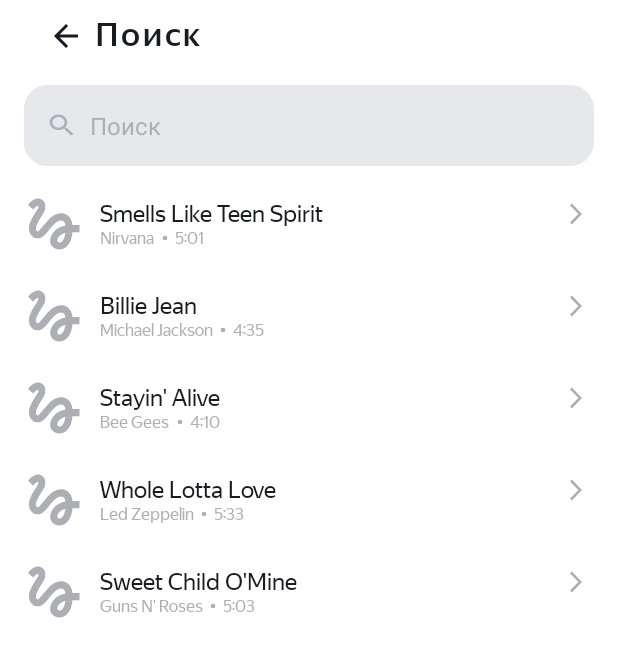
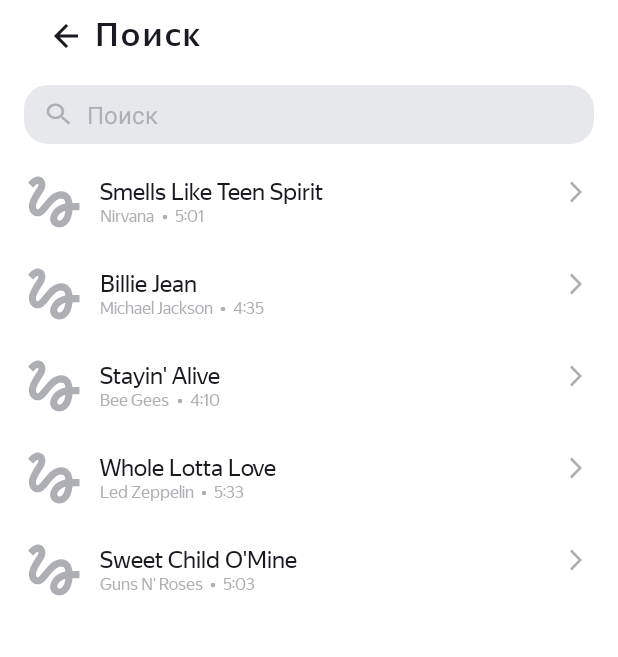
Before and after one commit to akimoxy/PlaylistMaker, an Android app: the SearchActivity screen opened directly, with no data from a screen before it, on a phone screen of 412 x 824 dp. Shown: the top 657 px of the screen. Run offline under Robolectric (Android 15) with nearby library versions, the phone set to English and light mode, and no system bars.

Commit message:
спринт 10(2сдача)

```diff
--- a/app/src/main/java/com/example/playlistmaker/SearchViewHolder.kt
+++ b/app/src/main/java/com/example/playlistmaker/SearchViewHolder.kt
@@ -13,6 +13,7 @@ class SearchViewHolder(view: View) : RecyclerView.ViewHolder(view) {
     private val trackNameView: TextView = itemView.findViewById(R.id.track_name)
     private val trackTimeView: TextView = itemView.findViewById(R.id.track_time)
     private val artworkUrlView: ImageView = itemView.findViewById(R.id.track_image_url)
+
     fun bind(item: Track) {
         trackNameView.text = item.trackName
         artistNameView.text = item.artistName
@@ -25,9 +26,8 @@ class SearchViewHolder(view: View) : RecyclerView.ViewHolder(view) {
             .into(artworkUrlView)
     }
 }
+
 private fun dpToPx(view: View, dp: Float): Int {
     val displayMetrics = view.resources.displayMetrics
     return TypedValue.applyDimension(TypedValue.COMPLEX_UNIT_DIP, dp, displayMetrics).toInt()
 }
-
-//В классе ViewHolder есть метод bind(), в который передаётся объект типа Track
--- a/app/src/main/java/com/example/playlistmaker/Track.kt
+++ b/app/src/main/java/com/example/playlistmaker/Track.kt
@@ -1,11 +1,8 @@
 package com.example.playlistmaker
 
-class Track(
+data class Track(
     var trackName: String,
     var artistName: String,
     var trackTime: String,
     var artworkUrlll: String
-) {
-
-
-}
+)
--- a/app/src/main/java/com/example/playlistmaker/TrackAdapter.kt
+++ b/app/src/main/java/com/example/playlistmaker/TrackAdapter.kt
@@ -21,7 +21,4 @@ class TrackAdapter(
         return arrayOfTrack.size
     }
 
-    // fun setList(list: ArrayList<Track>) {
-    //     arrayOfTrack = list
-    //  }
 }
--- a/app/src/main/res/layout/activity_mediateka.xml
+++ b/app/src/main/res/layout/activity_mediateka.xml
@@ -5,5 +5,4 @@
     android:layout_width="match_parent"
     android:layout_height="match_parent"
     tools:context=".MediatekaActivity">
-
 </androidx.constraintlayout.widget.ConstraintLayout>
--- a/app/src/main/res/layout/activity_search.xml
+++ b/app/src/main/res/layout/activity_search.xml
@@ -52,7 +52,10 @@
             style="@style/search_line"
             android:layout_width="match_parent"
             android:layout_height="match_parent"
+            android:layout_marginStart="@dimen/dp14"
+            android:layout_marginTop="@dimen/dp8.5"
             android:layout_marginEnd="@dimen/dp40"
+            android:layout_marginBottom="@dimen/dp8.5"
             android:autofillHints=""
             android:background="@drawable/rounded_edit_text"
             android:drawableStart="@drawable/search_icon_light"
@@ -61,16 +64,15 @@
             android:hint="@string/search"
             android:inputType="text"
             android:maxLines="1"
-            android:padding="@dimen/padding16"
             android:textColor="@color/text_black_search"
             android:textCursorDrawable="@drawable/text_cursor"
             android:textSize="@dimen/mini_text_size16"
             app:cornerRadius="@dimen/dp16"
-            tools:ignore="LabelFor,TextContrastCheck,VisualLintTextFieldSize" />
+            tools:ignore="LabelFor,TextContrastCheck,VisualLintTextFieldSize,TouchTargetSizeCheck" />
 
         <Button
+            android:id="@+id/clear_icon_search"
             style="@style/search_line"
-            android:id="@+id/clear_icon_search"
             android:layout_width="wrap_content"
             android:layout_height="wrap_content"
             android:layout_gravity="end|center_vertical"
@@ -87,11 +89,7 @@
         android:layout_width="match_parent"
         android:layout_height="match_parent"
         android:orientation="vertical"
-        tools:listitem="@layout/track_item"
         tools:itemCount="5"
-        >
-
-
-
+        tools:listitem="@layout/track_item">
     </androidx.recyclerview.widget.RecyclerView>
 </LinearLayout>
--- a/app/src/main/res/layout/track_item.xml
+++ b/app/src/main/res/layout/track_item.xml
@@ -1,15 +1,8 @@
 <?xml version="1.0" encoding="utf-8"?>
-<FrameLayout xmlns:android="http://schemas.android.com/apk/res/android"
-
+<androidx.constraintlayout.widget.ConstraintLayout xmlns:android="http://schemas.android.com/apk/res/android"
     xmlns:app="http://schemas.android.com/apk/res-auto"
     xmlns:tools="http://schemas.android.com/tools"
     android:id="@+id/track_layout"
-    android:layout_width="match_parent"
-    android:layout_height="wrap_content"
-    android:orientation="horizontal"
-    tools:context=".SearchActivity">
-
-    <androidx.constraintlayout.widget.ConstraintLayout
     android:layout_width="match_parent"
     android:layout_height="wrap_content">
 
@@ -46,8 +39,10 @@
         android:layout_width="wrap_content"
         android:layout_height="wrap_content"
         android:layout_marginStart="@dimen/dp8"
+        android:layout_marginBottom="@dimen/dp14"
         android:fontFamily="@font/ys_display_regular"
         app:layout_constraintLeft_toRightOf="@id/track_image_url"
+        app:layout_constraintRight_toLeftOf="@id/dot"
         app:layout_constraintTop_toBottomOf="@id/track_name"
         tools:ignore="TextContrastCheck"
         tools:text="artist name" />
@@ -56,11 +51,13 @@
         android:id="@+id/dot"
         android:layout_width="@dimen/dp13"
         android:layout_height="@dimen/dp13"
+        android:layout_marginBottom="@dimen/dp14"
         android:contentDescription="TODO"
         android:src="@drawable/dot_track_list"
         android:tint="@color/text_grey"
+        app:layout_constraintBottom_toBottomOf="parent"
         app:layout_constraintLeft_toRightOf="@id/artist_name"
-            app:layout_constraintTop_toBottomOf="@+id/track_name"
+        app:layout_constraintRight_toLeftOf="@id/track_time"
         tools:ignore="ContentDescription,HardcodedText,UseAppTint" />
 
     <TextView
@@ -85,6 +82,3 @@
         app:layout_constraintRight_toRightOf="parent"
         app:layout_constraintTop_toTopOf="parent" />
 </androidx.constraintlayout.widget.ConstraintLayout>
-
-
-</FrameLayout>
--- a/app/src/main/res/values/dimens.xml
+++ b/app/src/main/res/values/dimens.xml
@@ -5,6 +5,7 @@
     <dimen name="cursor_size">2dp</dimen>
     <dimen name="padding_mini_icons">8dp</dimen>
     <dimen name="dp8">8dp</dimen>
+    <dimen name="dp8.5">8.5dp</dimen>
     <dimen name="search_icon_padding10">10dp</dimen>
     <dimen name="dp10">10dp</dimen>
     <dimen name="dp12">12dp</dimen>
@@ -25,9 +26,4 @@
     <dimen name="tittle_text_size22">22sp</dimen>
     <dimen name="text_size26">26sp</dimen>
 
-
-
-
-
-
 </resources>
```
Also changed, not shown: app/build.gradle (+0 -13 lines), app/src/main/java/com/example/playlistmaker/SearchActivity.kt (+1 -10 lines). Lines whose indentation alone changed are shown as unchanged.
